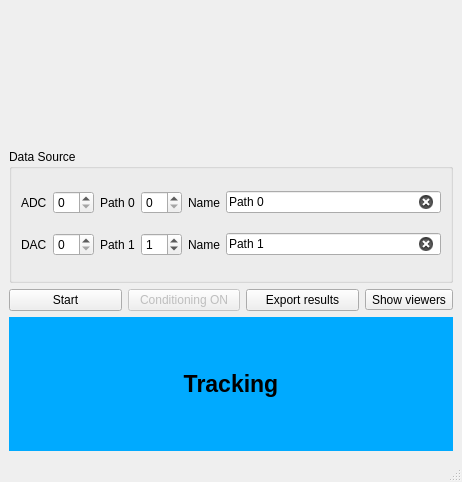
Above: src/scipyen/ephys/LTPOnline.ui from ctigaret/scipyen before the change. Below: the same form after it.
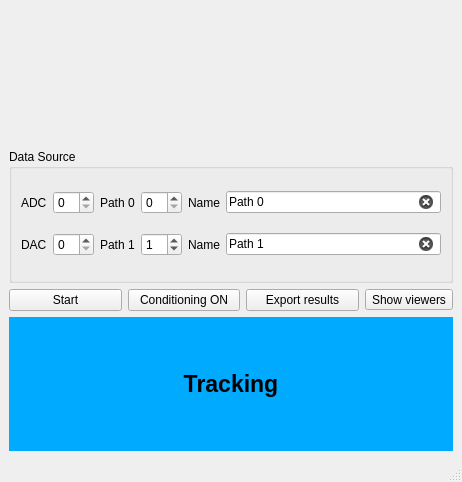
That is the form after the change. Icons and pictures are not drawn. Custom widgets are drawn as their Qt base class.

The edit to the form file:
```diff
--- a/src/scipyen/ephys/LTPOnline.ui
+++ b/src/scipyen/ephys/LTPOnline.ui
@@ -217,7 +217,7 @@
         <item>
          <widget class="QPushButton" name="conditioningPushButton">
           <property name="enabled">
-           <bool>false</bool>
+           <bool>true</bool>
           </property>
           <property name="toolTip">
            <string>Activate conditioning mode for subsequent trials</string>
```
Left out of the diff: 2 changed lines with no effect on the pictures.
